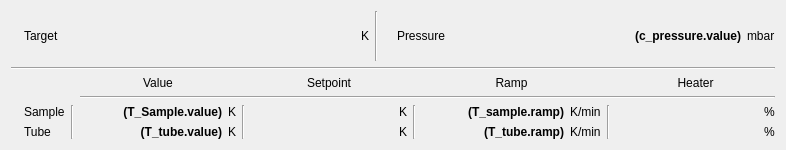
Qt form nicos_mlz/spheres/gui/temperature.ui (mlz-ictrl/nicos) before a commit.
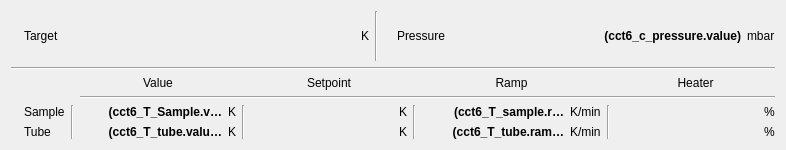
The same form after that commit. Custom widgets are drawn as their Qt base class.

What changed in the file:
```diff
--- a/nicos_mlz/spheres/gui/temperature.ui
+++ b/nicos_mlz/spheres/gui/temperature.ui
@@ -141,7 +141,7 @@
         </font>
        </property>
        <property name="text">
-        <string>(c_pressure.value)</string>
+        <string>(cct6_c_pressure.value)</string>
        </property>
        <property name="alignment">
         <set>Qt::AlignRight|Qt::AlignTrailing|Qt::AlignVCenter</set>
@@ -201,7 +201,7 @@
         </font>
        </property>
        <property name="text">
-        <string>(T_tube.ramp)</string>
+        <string>(cct6_T_tube.ram…</string>
        </property>
        <property name="alignment">
         <set>Qt::AlignRight|Qt::AlignTrailing|Qt::AlignVCenter</set>
@@ -352,7 +352,7 @@
         </font>
        </property>
        <property name="text">
-        <string>(T_Sample.value)</string>
+        <string>(cct6_T_Sample.v…</string>
        </property>
        <property name="textFormat">
         <enum>Qt::AutoText</enum>
@@ -556,7 +556,7 @@
         </font>
        </property>
        <property name="text">
-        <string>(T_tube.value)</string>
+        <string>(cct6_T_tube.valu…</string>
        </property>
        <property name="alignment">
         <set>Qt::AlignRight|Qt::AlignTrailing|Qt::AlignVCenter</set>
@@ -657,7 +657,7 @@
         </font>
        </property>
        <property name="text">
-        <string>(T_sample.ramp)</string>
+        <string>(cct6_T_sample.r…</string>
        </property>
        <property name="alignment">
         <set>Qt::AlignRight|Qt::AlignTrailing|Qt::AlignVCenter</set>
```
Left out of the diff: 32 changed lines with no effect on the pictures.
